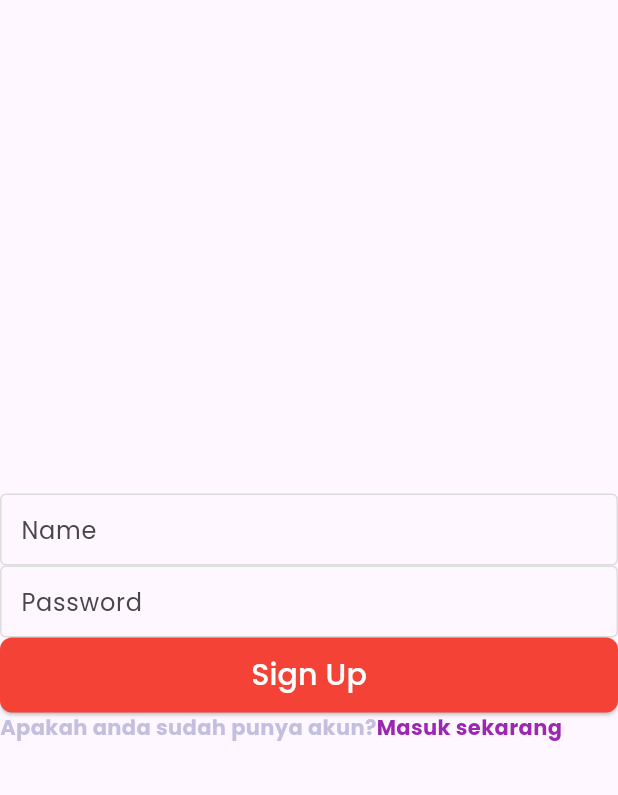
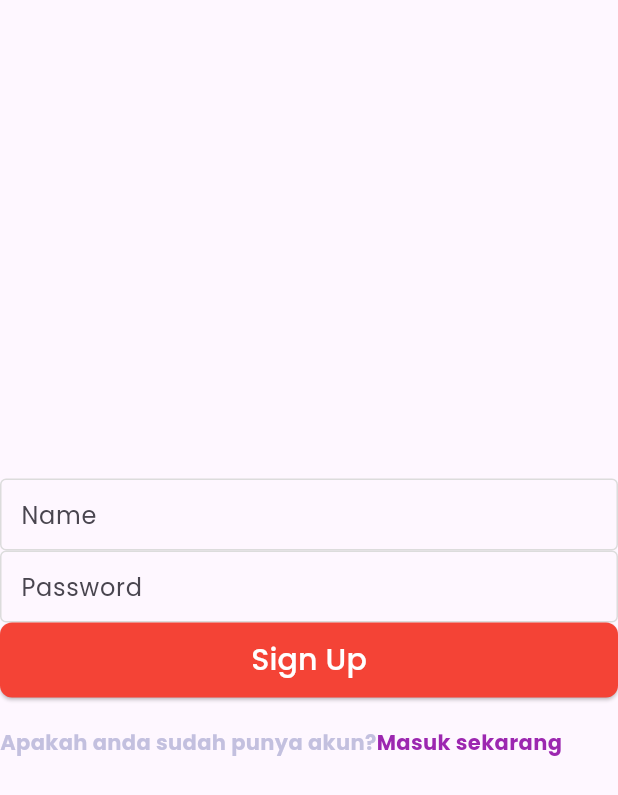
Before and after one commit to rijalkhawarizmi/bionic_teknologi_indonesia, a Flutter app: the ListUsersPage screen opened by its route, after a tap on "Keluar", after a tap on "Buat sekarang", on a phone screen of 412 x 824 dp. Shown: the top 795 px of the screen. Run offline on Flutter 3.47's test engine with Material 3 defaults, Android fonts, the phone set to English and light mode, and no system bars; our stand-ins replace firebase_auth, firebase_core, fluttertoast, geolocator, get, go_router and 8 more; accounts and stored records are empty; generated files the repository leaves out were written again; statements that could not run were skipped.

Commit message:
test bionic

```diff
--- /dev/null
+++ b/bionic_teknologi_indonesia/lib/core/utils/constant.dart
@@ -0,0 +1,2 @@
+
+final String contactsUrl = 'content://contacts/people/';
--- a/bionic_teknologi_indonesia/lib/src/number_1/presentation/view/list_page.dart
+++ b/bionic_teknologi_indonesia/lib/src/number_1/presentation/view/list_page.dart
@@ -27,7 +27,7 @@ class ListPage extends StatelessWidget {
             child: Container(
               width:  MediaQuery.of(context).size.width, // Adjust the width as needed
               height: 150, // Adjust the height as needed
-              decoration: BoxDecoration(
+              decoration: const BoxDecoration(
                 gradient: LinearGradient(
                   colors: [Color(0xFFFF5722), Color(0xFFFF9800)],
                   begin: Alignment.topLeft,
@@ -41,8 +41,8 @@ class ListPage extends StatelessWidget {
               margin: const EdgeInsets.symmetric(horizontal: 10),
               child: Column(
                 children: [
-                  VerticalSizedBox(height: 60),
-                  CustomText(
+                  const VerticalSizedBox(height: 60),
+                  const CustomText(
                       text: "Daftar Catatan",
                       fontSize: 20,
                       fontWeight: FontWeight.bold,
--- a/bionic_teknologi_indonesia/lib/src/number_3/presentation/view/chat_page.dart
+++ b/bionic_teknologi_indonesia/lib/src/number_3/presentation/view/chat_page.dart
@@ -47,7 +47,7 @@ class ChatPage extends StatelessWidget {
                     mainAxisAlignment: MainAxisAlignment.center,
                     children: [
                       CustomText(
-                          text: "Keluar" ?? "",
+                          text: "Keluar",
                           fontSize: 20,
                           fontWeight: FontWeight.bold,
                           color: ColorApp.red),
--- a/bionic_teknologi_indonesia/lib/src/number_3/presentation/view/sign_in_chat.dart
+++ b/bionic_teknologi_indonesia/lib/src/number_3/presentation/view/sign_in_chat.dart
@@ -1,6 +1,7 @@
 import 'package:bionic_teknologi_indonesia/common/custom_button.dart';
 import 'package:bionic_teknologi_indonesia/common/custom_textfield.dart';
 import 'package:bionic_teknologi_indonesia/core/style/color_app.dart';
+import 'package:bionic_teknologi_indonesia/core/style/sized_box.dart';
 import 'package:bionic_teknologi_indonesia/src/number_3/controllers/chats_controller.dart';
 import 'package:bionic_teknologi_indonesia/src/number_3/models/userID_model.dart';
 import 'package:bionic_teknologi_indonesia/src/number_3/models/user_model.dart';
@@ -48,7 +49,8 @@ class SignInChat extends StatelessWidget {
               colorText: ColorApp.white,
               fontSize: 20,
             ),
-            Row(children: [ CustomText(
+            const VerticalSizedBox(height: 20),
+            Row(children: [ const CustomText(
                   text: 'Apakah anda belum punya akun?',
                   fontSize: 14,
                   fontWeight: FontWeight.w700,
@@ -57,7 +59,7 @@ class SignInChat extends StatelessWidget {
                 onTap: (){
                   context.pushNamed(SignUpChats.signUpChatRoute);
                 },
-                child: CustomText(
+                child: const CustomText(
                     text: 'Buat sekarang',
                     fontSize: 14,
                     fontWeight: FontWeight.w700,
--- a/bionic_teknologi_indonesia/lib/src/number_3/presentation/view/sign_up_chats.dart
+++ b/bionic_teknologi_indonesia/lib/src/number_3/presentation/view/sign_up_chats.dart
@@ -12,6 +12,7 @@ import 'package:get/get_state_manager/get_state_manager.dart';
 import 'package:go_router/go_router.dart';
 
 import '../../../../common/custom_text.dart';
+import '../../../../core/style/sized_box.dart';
 
 class SignUpChats extends StatelessWidget {
   SignUpChats({super.key});
@@ -33,10 +34,13 @@ class SignUpChats extends StatelessWidget {
             CustomTextField(controller: password, hintText: "Password"),
             CustomButton(
               onPressed: () async {
-                final bool result =
-                    await controller.signUp(name.text.toLowerCase().trim(), password.text.toLowerCase().trim());
-                if (name.text.isEmpty ||  password.text.isEmpty) {
-                  Fluttertoast.showToast(msg: "Nama atau password harus diisi",backgroundColor: ColorApp.red);
+                final bool result = await controller.signUp(
+                    name.text.toLowerCase().trim(),
+                    password.text.toLowerCase().trim());
+                if (name.text.isEmpty || password.text.isEmpty) {
+                  Fluttertoast.showToast(
+                      msg: "Nama atau password harus diisi",
+                      backgroundColor: ColorApp.red);
                 } else if (result) {
                   controller.getMyID();
                   context.goNamed(SignInChat.signInChatRoute);
@@ -48,21 +52,26 @@ class SignUpChats extends StatelessWidget {
               colorText: ColorApp.white,
               fontSize: 20,
             ),
-            Row(children: [ CustomText(
+            const VerticalSizedBox(height: 20),
+            Row(
+              children: [
+                const CustomText(
                     text: 'Apakah anda sudah punya akun?',
                     fontSize: 14,
                     fontWeight: FontWeight.w700,
                     color: ColorApp.grey),
                 InkWell(
-                onTap: (){
+                  onTap: () {
                     context.pushNamed(SignInChat.signInChatRoute);
                   },
-                child: CustomText(
+                  child: const CustomText(
                       text: 'Masuk sekarang',
                       fontSize: 14,
                       fontWeight: FontWeight.w700,
                       color: ColorApp.purple),
-              )],)
+                )
+              ],
+            )
           ],
         ),
       ),
```
Also changed, not shown: bionic_teknologi_indonesia/lib/src/number_1/presentation/view/list_page2.dart (+7 -7 lines), bionic_teknologi_indonesia/lib/src/number_1/presentation/view/onboarding_page.dart (+13 -13 lines), bionic_teknologi_indonesia/lib/src/number_1/presentation/view/signup_page.dart (+7 -7 lines), bionic_teknologi_indonesia/lib/src/number_2/presentation/view/camera_page.dart (+0 -103 lines), bionic_teknologi_indonesia/lib/src/number_2/presentation/view/contact_page.dart (+5 -4 lines), bionic_teknologi_indonesia/lib/src/number_3/presentation/view/list_users_page.dart (+1 -13 lines), 1 other file. Lines whose indentation alone changed are shown as unchanged.
